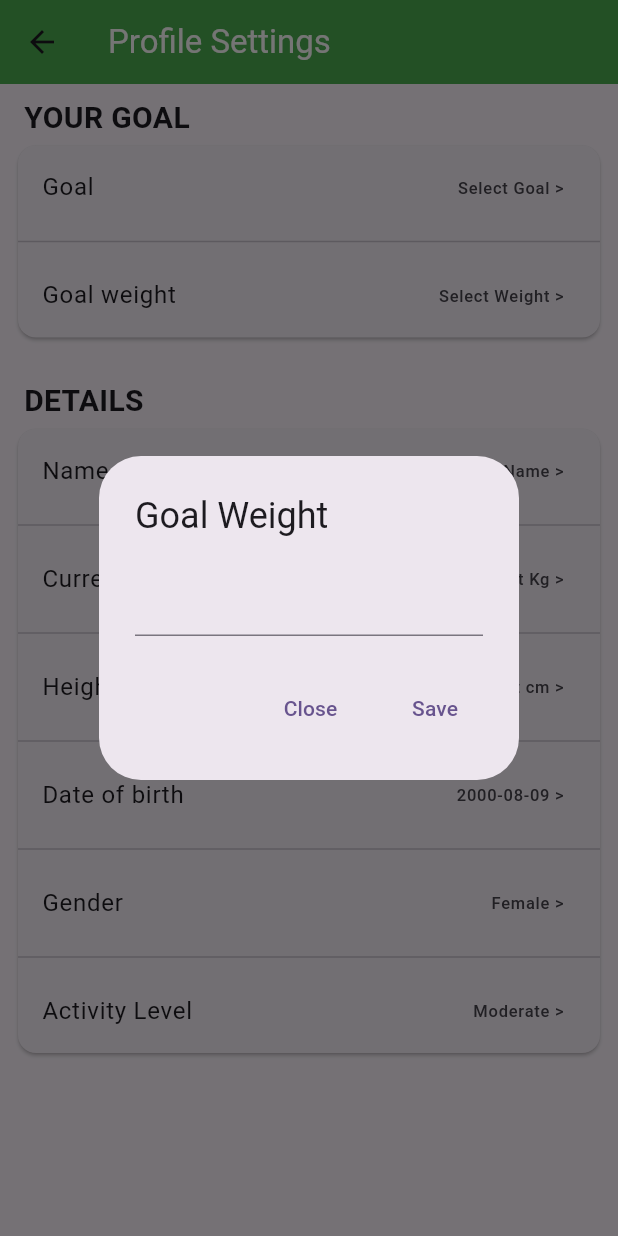
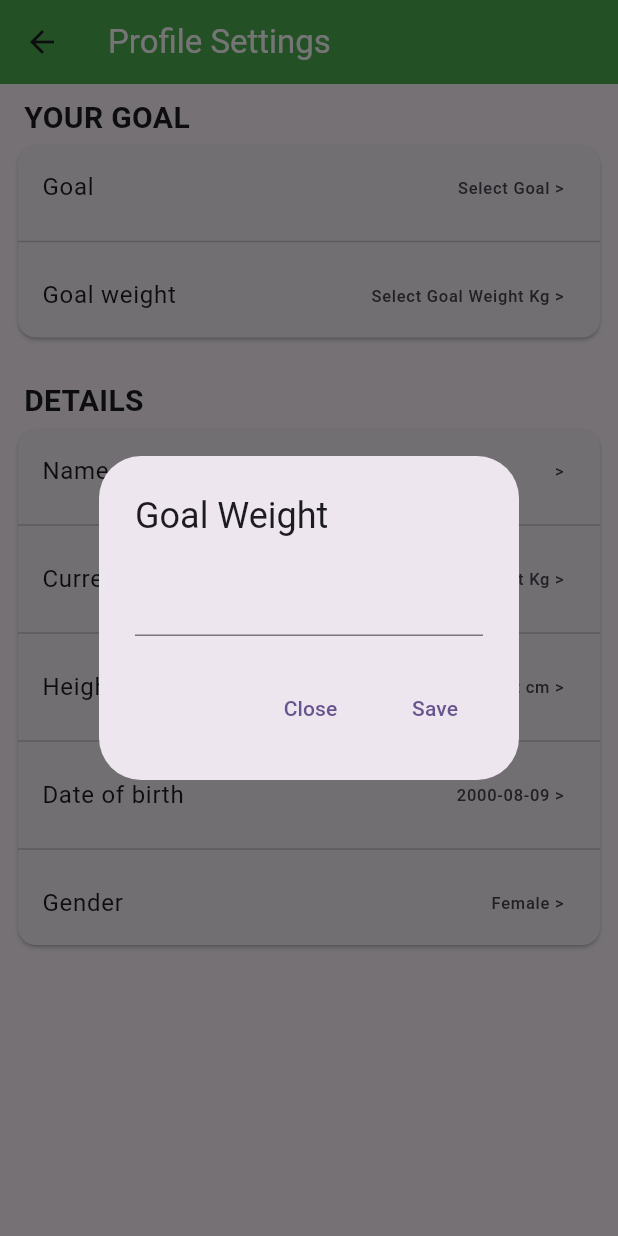
Before and after one commit to SumiyaBarsha/mealBuddy, a Flutter app: the personalDetail screen opened directly, after a tap on "Goal weight", on a phone screen of 412 x 824 dp. Run offline on Flutter 3.47's test engine with Material 2 defaults, Android fonts, the light colour scheme and no system bars; our stand-ins replace firebase_auth, firebase_core, firebase_database, firebase_messaging, firebase_storage, flutter_local_notifications and 3 more; accounts and stored records are empty.

Commit message:
personaldetailupdate

```diff
--- a/lib/YourAccount.dart
+++ b/lib/YourAccount.dart
@@ -1,17 +1,5 @@
 import 'package:flutter/material.dart';
 
-void main() => runApp(MyApp());
-
-class MyApp extends StatelessWidget {
-  @override
-  Widget build(BuildContext context) {
-    return MaterialApp(
-      title: 'Account Settings',
-      theme: ThemeData(primarySwatch: Colors.blue),
-      home: AccountSettingsPage(),
-    );
-  }
-}
 
 class AccountSettingsPage extends StatelessWidget {
   @override
@@ -35,26 +23,12 @@
               content: 'a@gmail.com',
             ),
             SettingCard(
-              title: 'First name',
+              title: 'Your name',
               content: 'Your Name',
-            ),
-            SettingCard(
-              title: 'Last name',
-              content: '', // Empty content for last name
             ),
             SettingCard(
               title: 'Password',
               content: '********',
-            ),
-            SettingCard(
-              title: 'Unit system',
-              content: 'European System',
-            ),
-            ListTile(
-              title: Text('Reset data'),
-              onTap: () {
-                // Handle reset data logic
-              },
             ),
             ListTile(
               title: Text('Delete account', style: TextStyle(color: Colors.red)),
--- a/lib/actvitylevel.dart
+++ b/lib/actvitylevel.dart
@@ -1,14 +1,5 @@
 import 'package:flutter/material.dart';
 
-void main() => runApp(MyApp());
-
-class MyApp extends StatelessWidget {
-  @override
-  Widget build(BuildContext context) {
-    return MaterialApp(
-    );
-  }
-}
 
 enum ActivityLevel {
   low,
--- a/lib/personalDetail.dart
+++ b/lib/personalDetail.dart
@@ -3,15 +3,6 @@
 import 'package:meal_recommender/profile_page.dart';
 import 'package:shared_preferences/shared_preferences.dart';
 
-void main() => runApp(MyApp());
-
-class MyApp extends StatelessWidget {
-  @override
-  Widget build(BuildContext context) {
-    return MaterialApp(
-    );
-  }
-}
 
 class personalDetail extends StatefulWidget {
   const personalDetail({Key? key}) : super(key: key);
@@ -22,6 +13,7 @@
 
 enum Gender { Male, Female }
 enum Goal { gain, maintain, lose }
+
 
 class _personalDetailState extends State<personalDetail> {
   DateTime selectedDate = DateTime(2000, 8, 9);
@@ -41,7 +33,7 @@
     await prefs.setString('goalWeight', goalWeight ?? '');
     await prefs.setString('selectedDate', selectedDate.toIso8601String());
     await prefs.setString('gender', _selectedGender?.index.toString() ?? '');
-    await prefs.setString('goal', _selectedGoal?.index.toString() ?? '');
+    await prefs.setString('goal', _selectedGoal?.toString().split('.').last ?? '');
   }
 
   Future<void> loadData() async {
@@ -49,7 +41,7 @@
     name = prefs.getString('name') ?? 'Your Name';
     weight = prefs.getString('weight') ?? 'Select Weight';
     height = prefs.getString('height') ?? 'Select Height';
-    goalWeight = prefs.getString('goalWeight') ?? '';
+    goalWeight = prefs.getString('goalWeight') ?? 'Select Goal Weight';
     String? dateString = prefs.getString('selectedDate');
     if (dateString != null) {
       selectedDate = DateTime.parse(dateString);
@@ -59,8 +51,8 @@
       _selectedGender = Gender.values[int.parse(genderString)];
     }
     String? goalString = prefs.getString('goal');
-    if (goalString != null) {
-      _selectedGoal = Goal.values[int.parse(goalString)];
+    if (goalString != null && goalString.isNotEmpty) {
+      _selectedGoal = Goal.values.firstWhere((e) => e.toString() == 'Goal.$goalString');
     }
   }
 
@@ -74,6 +66,20 @@
 
   @override
   Widget build(BuildContext context) {
+    return FutureBuilder(
+      future: loadData(),
+      builder: (context, snapshot) {
+        if (snapshot.connectionState == ConnectionState.done) {
+          // Your UI building logic here
+          return buildProfileSettings();
+        } else {
+          // Show a loading indicator while the data is loading
+          return Center(child: CircularProgressIndicator());
+        }
+      },
+    );
+  }
+  Widget buildProfileSettings() {
     return Scaffold(
       appBar: AppBar(title: Text('Profile Settings', style: TextStyle(color: Colors.white)),
       backgroundColor: Colors.green,),
@@ -96,7 +102,7 @@
                   Divider(),
                   ListTile(
                     title: Text('Goal weight'),
-                    trailing: Text('Select Weight >'),
+                    trailing: Text((goalWeight ?? 'Select Goal weight') + ' Kg' +' >'),
                     onTap: () => _showDialog(context, 'Goal Weight','Goal Weight'),
                   ),
                 ],
@@ -141,15 +147,6 @@
                     title: Text('Gender'),
                     trailing: Text((_selectedGender == Gender.Male ? 'Male' : 'Female') + ' >'),
                     onTap: _selectGender,
-                  ),
-                  Divider(),
-                  ListTile(
-                    title: Text('Activity Level'),
-                    trailing: Text('Moderate >'),
-                    onTap: (){
-                      Navigator.push(context, MaterialPageRoute(builder: (context) => ActivityLevelDialog()),
-                      );
-                    },
                   ),
                 ],
               ),
@@ -196,7 +193,7 @@
                   } else if (field == 'Height in cm') {
                     height = _controller.text;
                   } else if (field == 'Goal Weight') {
-                    goalWeight = _controller.text;
+                    goalWeight = _controller.text; // Make sure this matches the string you pass
                   }
                   // Add call to saveData here
                   saveData();
@@ -315,6 +312,7 @@
       });
     }
   }
+
   String _goalText(Goal? goal) {
     switch (goal) {
       case Goal.gain:
@@ -328,5 +326,4 @@
     }
   }
 
-
 }
```
